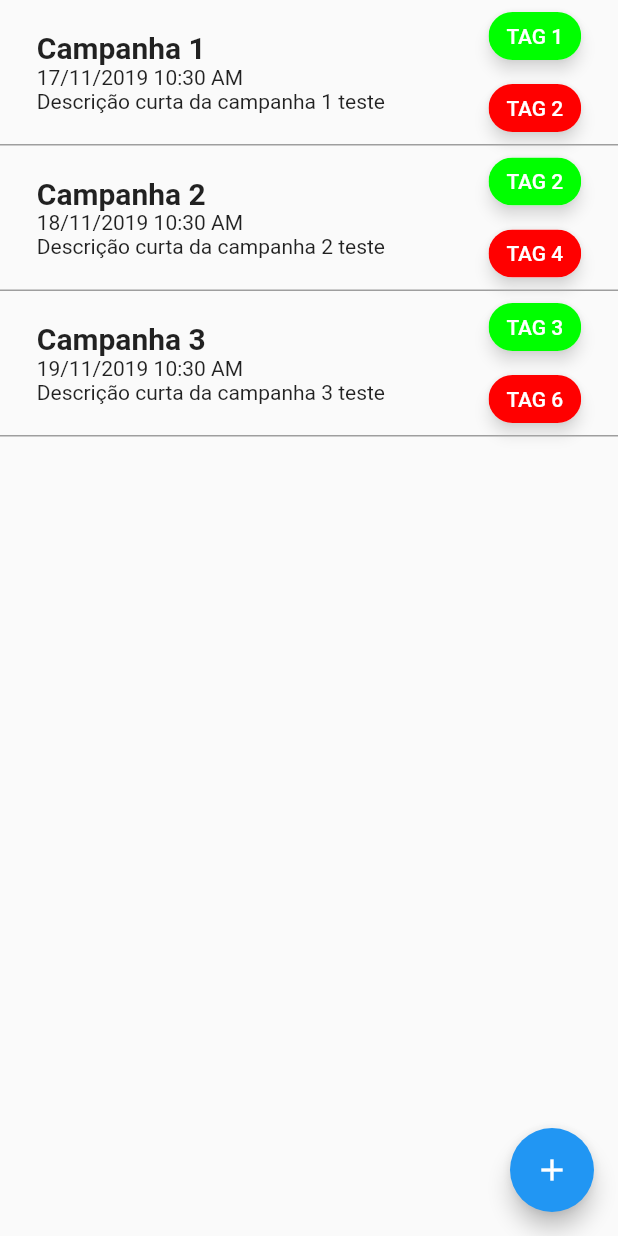
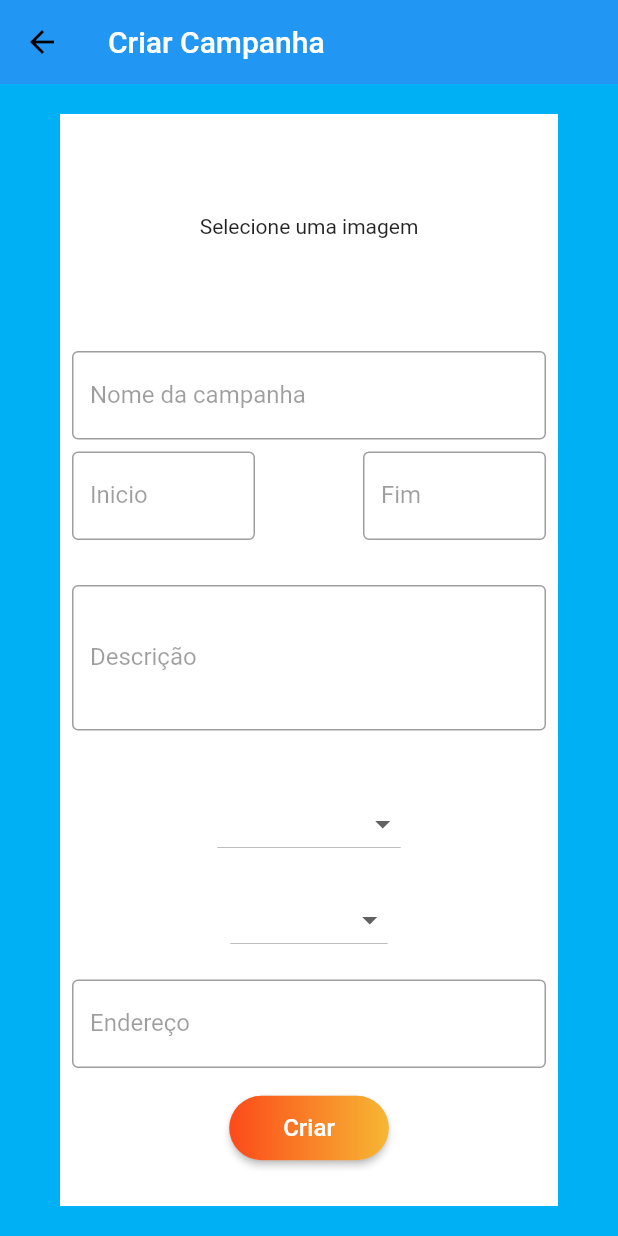
Before and after one commit to LucasMasayuki/adonate, a Flutter app: the MinhasCampanhasBodyWidget screen opened directly, after a tap on the "add" icon, on a phone screen of 412 x 824 dp. Run offline on Flutter 3.47's test engine with Material 2 defaults, Android fonts, the phone set to English and light mode, and no system bars; our stand-ins replace flutter_icons, google_maps_flutter, image_picker, mask_text_input_formatter, progress_dialog, shared_preferences; accounts and stored records are empty.

Commit message:
Adicionado página de criação de campanha

```diff
--- a/lib/activity/DetalheMinhaCampanhaActivity.dart
+++ b/lib/activity/CriarCampanhaActivity.dart
@@ -1,6 +1,5 @@
 import 'dart:io';
 
-import 'package:adonate/campanhas/CampanhaModel.dart';
 import 'package:adonate/shared/constants.dart';
 import 'package:adonate/shared/wigdets/raised_gradient_button.dart';
 import 'package:flutter/material.dart';
@@ -8,41 +7,24 @@ import 'package:image_picker/image_picker.dart';
 import 'package:intl/intl.dart';
 import 'package:mask_text_input_formatter/mask_text_input_formatter.dart';
 
-class DetalheMinhaCampanhaActivity extends StatefulWidget {
-  const DetalheMinhaCampanhaActivity({this.campanha});
-
-  final CampanhaModel campanha;
+class CriarCampanhaActivity extends StatefulWidget {
+  const CriarCampanhaActivity();
 
   @override
-  _DetalheMinhaCampanhaActivityState createState() =>
-      _DetalheMinhaCampanhaActivityState();
+  _CriarCampanhaActivityState createState() => _CriarCampanhaActivityState();
 }
 
-class _DetalheMinhaCampanhaActivityState
-    extends State<DetalheMinhaCampanhaActivity> {
+class _CriarCampanhaActivityState extends State<CriarCampanhaActivity> {
   File _image;
-  TextEditingController _nomeController;
-  TextEditingController _inicioController;
-  TextEditingController _fimController;
-  TextEditingController _shortDescController;
-  TextEditingController _enderecoController;
+  TextEditingController _nomeController = TextEditingController();
+  TextEditingController _inicioController = TextEditingController();
+  TextEditingController _fimController = TextEditingController();
+  TextEditingController _shortDescController = TextEditingController();
+  TextEditingController _enderecoController = TextEditingController();
   String _valorProposeTag;
   String _valorTypeItemTag;
 
   final formatter = DateFormat("dd/MM/yyyy");
-
-  @override
-  void initState() {
-    _nomeController = TextEditingController(text: widget.campanha.name);
-    _inicioController =
-        TextEditingController(text: formatter.format(widget.campanha.start));
-    _fimController =
-        TextEditingController(text: formatter.format(widget.campanha.end));
-    _shortDescController =
-        TextEditingController(text: widget.campanha.description);
-    _enderecoController = TextEditingController();
-    super.initState();
-  }
 
   @override
   Widget build(BuildContext context) {
@@ -50,7 +32,7 @@ class _DetalheMinhaCampanhaActivityState
       appBar: AppBar(
         backgroundColor: Colors.blue,
         title: Text(
-          'Editar ${widget.campanha.name}',
+          'Criar Campanha',
           style: TextStyle(color: Colors.white),
         ),
       ),
@@ -188,7 +170,7 @@ class _DetalheMinhaCampanhaActivityState
                   child: Container(
                     child: RaisedGradientButton(
                       child: Text(
-                        'Entrar',
+                        'Criar',
                         style: TextStyle(
                           color: Colors.white,
                           fontSize: 16,
--- a/lib/campanhas/MinhasCampanhasBodyWidget.dart
+++ b/lib/campanhas/MinhasCampanhasBodyWidget.dart
@@ -1,10 +1,8 @@
+import 'package:adonate/activity/CriarCampanhaActivity.dart';
 import 'package:adonate/activity/DetalheMinhaCampanhaActivity.dart';
 import 'package:adonate/campanhas/CampanhaModel.dart';
 import 'package:adonate/campanhas/MinhasCampanhasAdapter.dart';
 import 'package:flutter/material.dart';
-import 'package:flutter_icons/flutter_icons.dart';
-
-import 'CampanhasAdapter.dart';
 
 class MinhasCampanhasBodyWidget extends StatefulWidget {
   @override
@@ -17,7 +15,10 @@ class _MinhasCampanhasBodyWidgetState extends State<MinhasCampanhasBodyWidget> {
     return Scaffold(
       floatingActionButton: FloatingActionButton(
         heroTag: 'MinhasCampanhas',
-        onPressed: () {},
+        onPressed: () {
+          Navigator.push(context,
+              MaterialPageRoute(builder: (context) => CriarCampanhaActivity()));
+        },
         child: Icon(Icons.add),
       ),
       body: ListView.builder(
```
